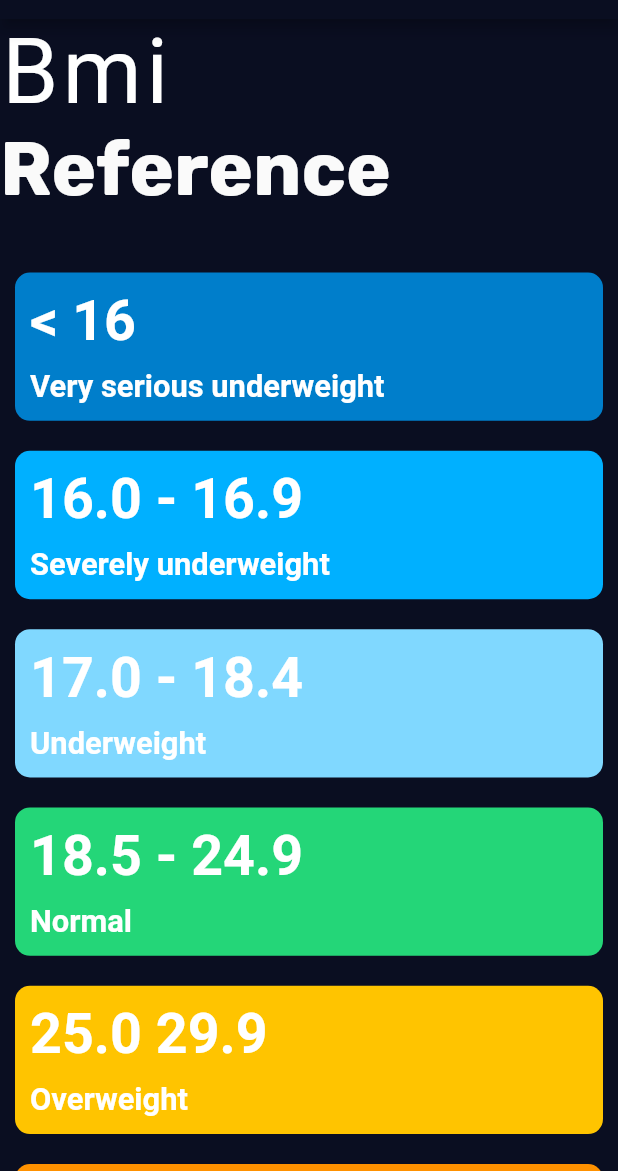
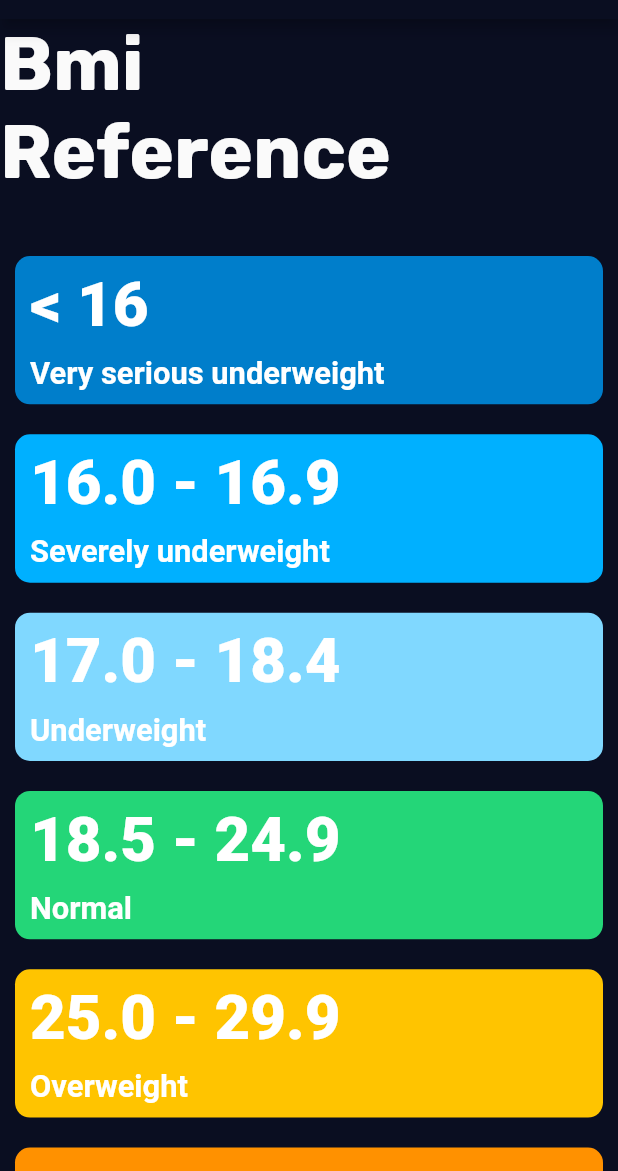
Before and after one commit to warkeljr/bmi-calculator-app, a Flutter app: the BmiWeightStatus screen opened directly, on a phone screen of 412 x 824 dp, the part 65-1236 px from its top. Run offline on Flutter 3.47's test engine with Material 2 defaults, Android fonts, the light colour scheme and no system bars; our stand-ins replace animated_text_kit, cloud_firestore, firebase_auth, flutter_spinkit, font_awesome_flutter, rflutter_alert; accounts and stored records are empty.

Commit message:
Updating small issues

```diff
--- a/lib/components/cards/bmiReference_card.dart
+++ b/lib/components/cards/bmiReference_card.dart
@@ -27,8 +27,8 @@ class BmiReferenceCard extends StatelessWidget {
           Text(
             indicator,
             style: TextStyle(
-                fontSize: SizeConfig.blockSizeVertical * 4.5,
-                fontWeight: FontWeight.bold),
+                fontSize: SizeConfig.blockSizeVertical * 5.0,
+                fontWeight: FontWeight.w900),
           ),
           SizedBox(
             height: 10,
--- a/lib/components/menus/side_menu.dart
+++ b/lib/components/menus/side_menu.dart
@@ -1,6 +1,7 @@
 //import 'package:bmi_calculator/screens/history_page.dart';
 //import 'package:bmi_calculator/screens/login_page.dart';
 import 'package:bmi_calculator_app/screens/history_page.dart';
+import 'package:bmi_calculator_app/services/auth.dart';
 import 'package:firebase_auth/firebase_auth.dart';
 import 'package:flutter/material.dart';
 import 'package:font_awesome_flutter/font_awesome_flutter.dart';
@@ -69,7 +70,7 @@ class _SideMenuState extends State<SideMenu> {
                           future: FirebaseAuth.instance.currentUser(),
                         builder: (context, AsyncSnapshot<FirebaseUser> snapshot) {
                             if (snapshot.hasData) {
-                              return Text('Welcome....');
+                              return Text('Welcom....');
                             }
                             else {
                               return Text('Not logged in');
@@ -100,8 +101,7 @@ class _SideMenuState extends State<SideMenu> {
               style: TextStyle(fontSize: SizeConfig.blockSizeVertical * 2),
             ),
             onTap: () {
-              Navigator.pushReplacement(context,
-                  MaterialPageRoute(builder: (context) => HistoryPage()));
+
             },
           ),
           SizedBox(
--- a/lib/screens/bmi_weight_status.dart
+++ b/lib/screens/bmi_weight_status.dart
@@ -13,11 +13,7 @@ class BmiWeightStatus extends StatelessWidget {
         mainAxisAlignment: MainAxisAlignment.start,
         crossAxisAlignment: CrossAxisAlignment.start,
         children: <Widget>[
-          Text('Bmi', style: TextStyle(
-            fontSize: 60.0,
-            fontWeight: FontWeight.w400,
-            letterSpacing: 3,
-          )),
+          Text('Bmi', style: kLabelTextStyleL),
           Text('Reference', style: kLabelTextStyleL),
           SizedBox(
             height: kSizeBoxedHeightXXL,
@@ -44,7 +40,7 @@ class BmiWeightStatus extends StatelessWidget {
                     explanation: 'Normal'),
                 BmiReferenceCard(
                     colour: kBmiYellow,
-                    indicator: '25.0 29.9',
+                    indicator: '25.0 - 29.9',
                     explanation: 'Overweight'),
                 BmiReferenceCard(
                     colour: kBmiOrangeLight,
--- a/lib/screens/splash_screen1.dart
+++ b/lib/screens/splash_screen1.dart
@@ -1,5 +1,7 @@
 import 'package:bmi_calculator_app/constants/constants.dart';
 import 'package:flutter/material.dart';
+
+import 'input_page.dart';
 
 class SplashScreen1 extends StatelessWidget {
   @override
@@ -26,7 +28,7 @@ class SplashScreen1 extends StatelessWidget {
                   alignment: Alignment.centerRight,
                   child: FlatButton(
                     onPressed: () {
-
+                      Navigator.push(context, MaterialPageRoute(builder: (context) => InputPage()));
                     },
                     child: Text(
                       'Skip',
```
Also changed, not shown: lib/screens/input_page.dart (+4 -16 lines), lib/screens/login_page.dart (+9 -4 lines), 1 other file.
